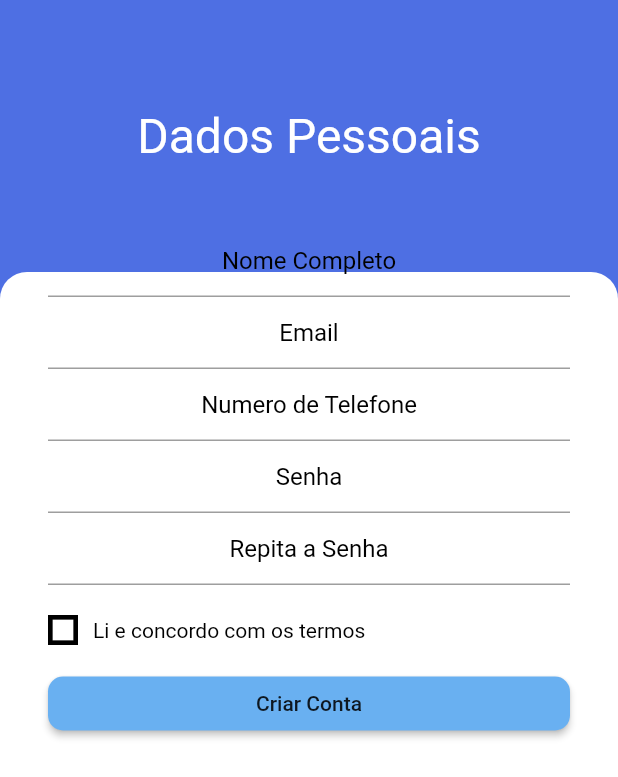
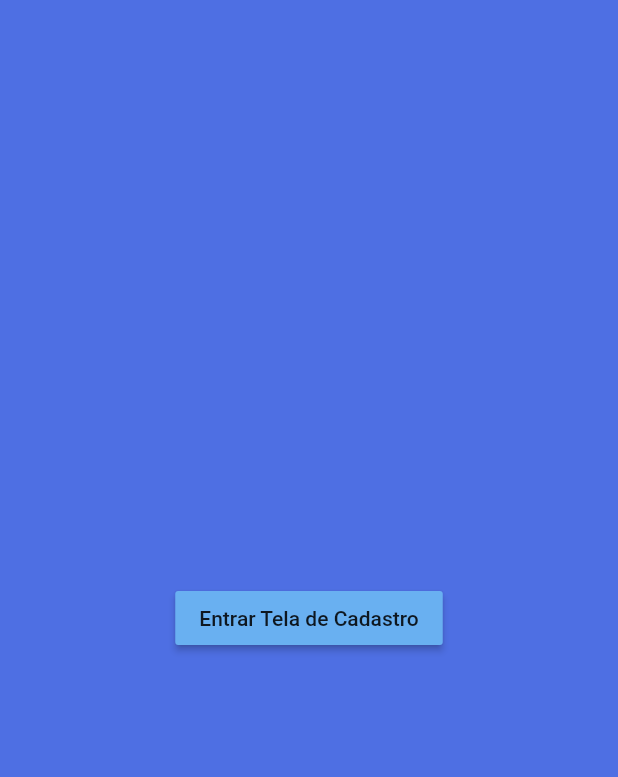
Before and after one commit to jvictor23/baskabarber, a Flutter app: the screen it shows after launch, on a phone screen of 412 x 824 dp. Shown: the top 777 px of the screen. Run offline on Flutter 3.47's test engine with Material 2 defaults, Android fonts, the phone set to English and light mode, and no system bars.

Commit message:
Animação letras

```diff
--- /dev/null
+++ b/lib/Pages/Login_Page/Login_Page.dart
@@ -0,0 +1,21 @@
+import 'package:baskabarber/Pages/Register_Page/register_page.dart';
+import 'package:flutter/cupertino.dart';
+import 'package:flutter/material.dart';
+
+class LoginPage extends StatefulWidget {
+  @override
+  _LoginPageState createState() => _LoginPageState();
+}
+
+class _LoginPageState extends State<LoginPage> {
+  @override
+  Widget build(BuildContext context) {
+    return Scaffold(
+      body: Center(
+        child: RaisedButton(onPressed: (){
+          Navigator.push(context, MaterialPageRoute(builder: (context)=> RegisterPage()));
+        }, child: Text("Entrar Tela de Cadastro"),),
+      )
+    );
+  }
+}
--- a/lib/Pages/Register_Page/register_page.dart
+++ b/lib/Pages/Register_Page/register_page.dart
@@ -15,9 +15,11 @@ class _RegisterPageState extends State<RegisterPage> {
   int _corLetras = Cores().corLetras;
 
   @override
-  Widget build(BuildContext context) {
+  void initState() {
+    super.initState();
+
     Timer(
-        Duration(seconds: 2),
+        Duration(milliseconds: 500),
         () => {
               setState(() {
                 _status = true;
@@ -26,12 +28,16 @@ class _RegisterPageState extends State<RegisterPage> {
             });
 
  Timer(
-        Duration(seconds: 4),
+        Duration(milliseconds: 1600),
         () => {
               setState(() {
                 _opacity = true;
               })
             });
+  }
+
+  @override
+  Widget build(BuildContext context) {
 
     return Scaffold(
       appBar: AppBar(
@@ -41,7 +47,7 @@ class _RegisterPageState extends State<RegisterPage> {
         children: [
           Align(
             child: AnimatedContainer(
-              duration: Duration(milliseconds: 1500),
+              duration: Duration(milliseconds: 1100),
               width: MediaQuery.of(context).size.width,
               height: _status ? MediaQuery.of(context).size.height * 0.78 : 0,
               decoration: BoxDecoration(
@@ -54,7 +60,7 @@ class _RegisterPageState extends State<RegisterPage> {
           AnimatedOpacity(
             opacity: _opacity ? 1 : 0,
             curve: Curves.fastOutSlowIn,
-            duration: Duration(milliseconds: 1500),
+            duration: Duration(milliseconds: 1400),
             child: SingleChildScrollView(
               child: Container(
                   child: Padding(
--- a/lib/main.dart
+++ b/lib/main.dart
@@ -1,4 +1,5 @@
 
+import 'package:baskabarber/Pages/Login_Page/Login_Page.dart';
 import 'package:baskabarber/Pages/Register_Page/register_page.dart';
 import 'package:flutter/material.dart';
 import 'package:flutter/services.dart';
@@ -12,7 +13,7 @@ void main() {
 
   runApp(
     MaterialApp(
-      home: RegisterPage(),
+      home: LoginPage(),
       debugShowCheckedModeBanner: false,
       theme: ThemeData(
         scaffoldBackgroundColor: Color(0xff4e6fe3),
```
